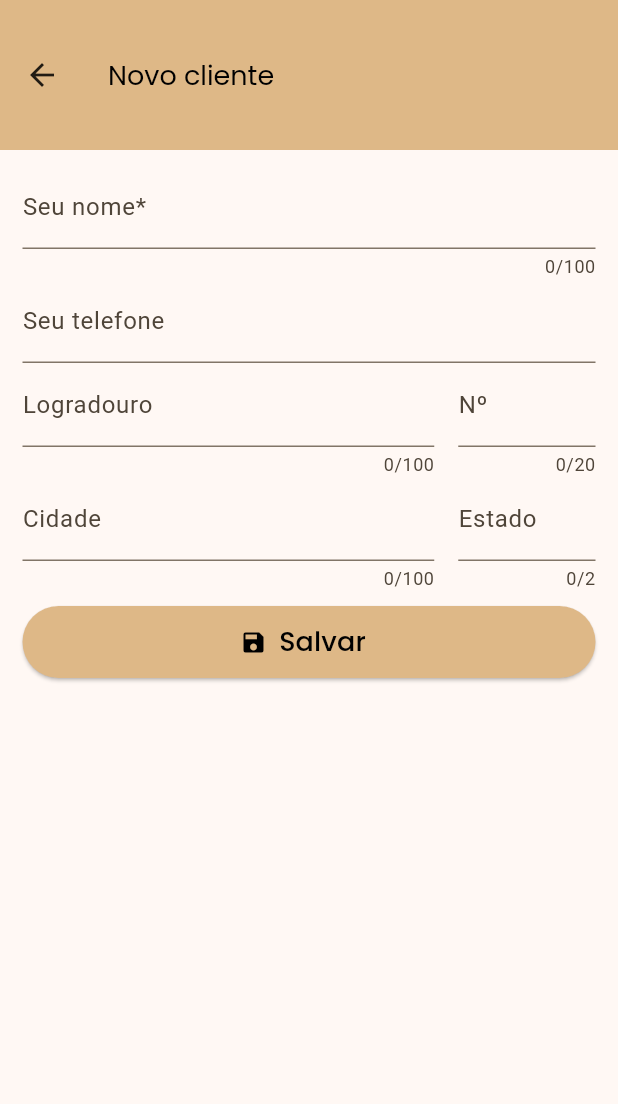
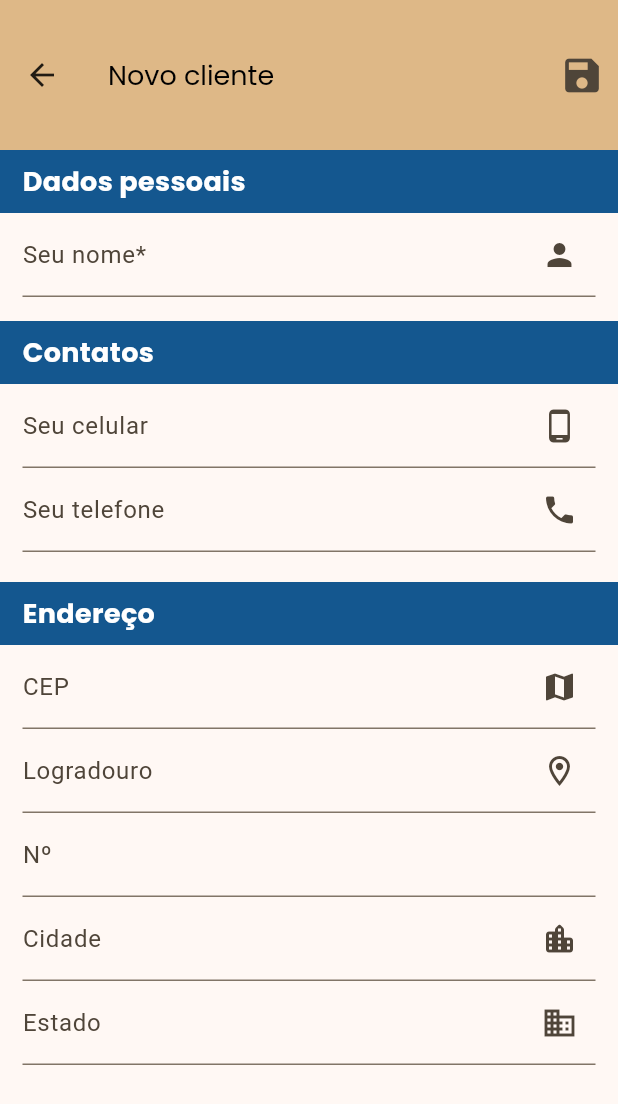
Before and after one commit to Jo-Analyst/js-budget, a Flutter app: the ClientListPage screen opened by its route, after a tap on the "person add alt 1" icon, on a phone screen of 412 x 824 dp. Shown: the top 1104 px of the screen. Run offline on Flutter 3.47's test engine with Material 3 defaults, Android fonts, the phone set to English and light mode, and no system bars; our stand-ins replace animated_text_kit, font_awesome_flutter, mask_text_input_formatter, sqflite; accounts and stored records are empty.

Commit message:
alterado a tela de clientes

```diff
--- a/lib/src/models/client_model.dart
+++ b/lib/src/models/client_model.dart
@@ -10,13 +10,15 @@ class ClientModel {
   ClientModel({
     this.id = 0,
     required this.name,
-    this.phone,
+    this.telePhone,
+    this.cellPhone,
     this.address,
   });
 
   final int id;
   final String name;
-  final String? phone;
+  final String? telePhone;
+  final String? cellPhone;
   final AddressModel? address;
 
   factory ClientModel.fromJson(Map<String, dynamic> json) =>
--- a/lib/src/pages/client/client_detail_page.dart
+++ b/lib/src/pages/client/client_detail_page.dart
@@ -1,7 +1,6 @@
 import 'package:flutter/material.dart';
 import 'package:js_budget/src/pages/client/widgets/row_data_widget.dart';
 import 'package:js_budget/src/pages/menu/widgets/custom_expansion_tile.dart';
-import 'package:js_budget/src/themes/light_theme.dart';
 
 class ClientDetailPage extends StatelessWidget {
   const ClientDetailPage({super.key});
--- a/lib/src/pages/client/client_form_controller.dart
+++ b/lib/src/pages/client/client_form_controller.dart
@@ -3,7 +3,8 @@ import 'package:js_budget/src/pages/client/client_registration_page.dart';
 
 mixin ClientFormController on State<ClientRegistrationPage> {
   final nameEC = TextEditingController();
-  final phoneEC = TextEditingController();
+  final telePhoneEC = TextEditingController();
+  final cellPhoneEC = TextEditingController();
   final streetAddressEC = TextEditingController();
   final numberAddressEC = TextEditingController();
   final cityEC = TextEditingController();
@@ -11,7 +12,8 @@ mixin ClientFormController on State<ClientRegistrationPage> {
 
   void disposeForm() {
     nameEC.dispose();
-    phoneEC.dispose();
+    telePhoneEC.dispose();
+    cellPhoneEC.dispose();
     streetAddressEC.dispose();
     numberAddressEC.dispose();
     cityEC.dispose();
--- a/lib/src/pages/client/client_registration_page.dart
+++ b/lib/src/pages/client/client_registration_page.dart
@@ -1,7 +1,7 @@
 import 'package:flutter/material.dart';
 import 'package:flutter/services.dart';
 import 'package:js_budget/src/pages/client/client_form_controller.dart';
-import 'package:js_budget/src/themes/light_theme.dart';
+import 'package:js_budget/src/pages/client/widgets/form_details.dart';
 import 'package:js_budget/src/utils/upper_case_text_formatter.dart';
 import 'package:mask_text_input_formatter/mask_text_input_formatter.dart';
 
@@ -23,108 +23,121 @@ class _ClientRegistrationPageState extends State<ClientRegistrationPage>
   @override
   Widget build(BuildContext context) {
     return Scaffold(
-      appBar: AppBar(
-        title: const Text('Novo cliente'),
+      appBar: AppBar(title: const Text('Novo cliente'), actions: [
+        IconButton(
+          onPressed: () {},
+          icon: const Icon(
+            Icons.save,
+            size: 30,
           ),
+        )
+      ]),
       body: SingleChildScrollView(
-        child: Padding(
-          padding: const EdgeInsets.symmetric(vertical: 10, horizontal: 15),
         child: Column(
           crossAxisAlignment: CrossAxisAlignment.stretch,
+          children: [
+            FormDetails(
+              title: 'Dados pessoais',
               children: [
                 TextFormField(
                   controller: nameEC,
                   onTapOutside: (_) => FocusScope.of(context).unfocus(),
                   keyboardType: TextInputType.name,
-                maxLength: 100,
                   textCapitalization: TextCapitalization.words,
-                decoration: const InputDecoration(labelText: 'Seu nome*'),
+                  decoration: const InputDecoration(
+                    labelText: 'Seu nome*',
+                    suffixIcon: Icon(Icons.person),
+                  ),
                   inputFormatters: [
                     FilteringTextInputFormatter.allow(
                       RegExp('[a-zA-ZáéíóúÁÉÍÓÚâêîôûÂÊÎÔÛãõÃÕçÇ ]'),
                     ),
                   ],
+                )
+              ],
             ),
+            const SizedBox(height: 16),
+            FormDetails(
+              title: 'Contatos',
+              children: [
                 TextFormField(
-                controller: phoneEC,
+                  controller: cellPhoneEC,
                   onTapOutside: (_) => FocusScope.of(context).unfocus(),
                   keyboardType: TextInputType.phone,
-                decoration: const InputDecoration(labelText: 'Seu telefone'),
+                  decoration: const InputDecoration(
+                    labelText: 'Seu celular',
+                    suffixIcon: Icon(Icons.phone_android),
+                  ),
                   inputFormatters: [
                     MaskTextInputFormatter(mask: '(##) # ####-####'),
                   ],
                 ),
-              Row(
+                TextFormField(
+                  controller: telePhoneEC,
+                  onTapOutside: (_) => FocusScope.of(context).unfocus(),
+                  keyboardType: TextInputType.phone,
+                  decoration: const InputDecoration(
+                    labelText: 'Seu telefone',
+                    suffixIcon: Icon(Icons.phone),
+                  ),
+                  inputFormatters: [
+                    MaskTextInputFormatter(mask: '(##) ####-####'),
+                  ],
+                )
+              ],
+            ),
+            const SizedBox(height: 20),
+            FormDetails(
+              title: 'Endereço',
               children: [
-                  Expanded(
-                    flex: 3,
-                    child: TextFormField(
+                TextFormField(
                   controller: streetAddressEC,
                   onTapOutside: (_) => FocusScope.of(context).unfocus(),
-                      maxLength: 100,
                   keyboardType: TextInputType.streetAddress,
-                      decoration:
-                          const InputDecoration(labelText: 'Logradouro'),
+                  decoration: const InputDecoration(
+                    labelText: 'CEP',
+                    suffixIcon: Icon(Icons.map),
+                  ),
+                  inputFormatters: [
+                    MaskTextInputFormatter(mask: '##.###-###'),
+                  ],
+                ),
+                TextFormField(
+                  controller: streetAddressEC,
+                  onTapOutside: (_) => FocusScope.of(context).unfocus(),
+                  keyboardType: TextInputType.streetAddress,
+                  decoration: const InputDecoration(
+                    labelText: 'Logradouro',
+                    suffixIcon: Icon(Icons.location_on_outlined),
                   ),
                 ),
-                  const SizedBox(width: 16),
-                  Expanded(
-                    flex: 1,
-                    child: TextFormField(
+                TextFormField(
                   controller: numberAddressEC,
                   onTapOutside: (_) => FocusScope.of(context).unfocus(),
-                      maxLength: 20,
                   keyboardType: TextInputType.number,
                   inputFormatters: [FilteringTextInputFormatter.digitsOnly],
                   decoration: const InputDecoration(labelText: 'Nº'),
                 ),
-                  ),
-                ],
-              ),
-              Row(
-                children: [
-                  Expanded(
-                    flex: 3,
-                    child: TextFormField(
+                TextFormField(
                   controller: cityEC,
                   onTapOutside: (_) => FocusScope.of(context).unfocus(),
-                      maxLength: 100,
-                      decoration: const InputDecoration(labelText: 'Cidade'),
+                  decoration: const InputDecoration(
+                    labelText: 'Cidade',
+                    suffixIcon: Icon(Icons.location_city_rounded),
                   ),
                 ),
-                  const SizedBox(width: 16),
-                  Expanded(
-                    flex: 1,
-                    child: TextFormField(
+                TextFormField(
                   controller: stateEC,
                   onTapOutside: (_) => FocusScope.of(context).unfocus(),
-                      maxLength: 2,
                   inputFormatters: [UpperCaseTextFormatter()],
-                      decoration: const InputDecoration(labelText: 'Estado'),
+                  decoration: const InputDecoration(
+                    labelText: 'Estado',
+                    suffixIcon: Icon(Icons.business),
                   ),
                 ),
               ],
             ),
-              Container(
-                margin: const EdgeInsets.only(top: 10),
-                height: 48,
-                child: ElevatedButton.icon(
-                  style: ElevatedButton.styleFrom(
-                    backgroundColor: Theme.of(context).primaryColor,
-                  ),
-                  onPressed: () {},
-                  icon: const Icon(
-                    Icons.save,
-                    color: Colors.black,
-                  ),
-                  label: const Text(
-                    'Salvar',
-                    style: textStyleSmallDefault,
-                  ),
-                ),
-              )
           ],
-          ),
         ),
       ),
     );
--- a/lib/src/pages/client/clients_list_page.dart
+++ b/lib/src/pages/client/clients_list_page.dart
@@ -12,12 +12,12 @@
 //   final List<ClientModel> clients = [
 //     ClientModel(
 //       name: 'João',
-//       phone: '123456789',
+//       cellPhone: '123456789',
 //
 //     ),
 //     ClientModel(
 //       name: 'Maria',
-//       phone: '987654321',
+//       cellPhone: '987654321',
 //
 //     ),
 //     // Adicione mais clientes aqui
@@ -53,7 +53,7 @@
 //                       client.name.toLowerCase().contains(search.toLowerCase()))
 //                   .map((client) => ListTile(
 //                         title: Text(client.name),
-//                         subtitle: Text(client.phone ?? ''),
+//                         subtitle: Text(client.cellPhone ?? ''),
 //                       ))
 //                   .toList(),
 //             ),
@@ -79,35 +79,35 @@ class _ClientListPageState extends State<ClientListPage> {
   final List<ClientModel> clients = [
     ClientModel(
       name: 'João',
-      phone: '123456789',
+      cellPhone: '123456789',
     ),
     ClientModel(
       name: 'Maria',
-      phone: '987654321',
+      cellPhone: '987654321',
     ),
     ClientModel(
       name: 'Joelmir Rogério Carvalho',
-      phone: '(99) 99999-9999',
+      cellPhone: '(99) 99999-9999',
     ),
     ClientModel(
       name: 'Valdirene Aparecida Ferreira',
-      phone: '(99) 99999-9999',
+      cellPhone: '(99) 99999-9999',
     ),
     ClientModel(
       name: 'Joelmir Rogério Carvalho',
-      phone: '(99) 99999-9999',
+      cellPhone: '(99) 99999-9999',
     ),
     ClientModel(
       name: 'Valdirene Aparecida Ferreira',
-      phone: '(99) 99999-9999',
+      cellPhone: '(99) 99999-9999',
     ),
     ClientModel(
       name: 'Joelmir Rogério Carvalho',
-      phone: '(99) 99999-9999',
+      cellPhone: '(99) 99999-9999',
     ),
     ClientModel(
       name: 'Valdirene Aparecida Ferreira',
-      phone: '(99) 99999-9999',
+      cellPhone: '(99) 99999-9999',
     ),
     // Adicione mais clientes aqui
   ];
@@ -129,15 +129,17 @@ class _ClientListPageState extends State<ClientListPage> {
         actions: [
           IconButton(
             onPressed: () {},
+            tooltip: 'Importar contatos',
             icon: const Icon(
-              Icons.contacts_outlined,
-              size: 30,
+              Icons.contacts,
+              size: 27,
             ),
           ),
           IconButton(
             onPressed: () {
               Navigator.of(context).pushNamed('/register-client');
             },
+            tooltip: "Novo Cliente",
             icon: const Icon(
               Icons.person_add_alt_1,
               size: 30,
@@ -220,7 +222,7 @@ class _ClientListPageState extends State<ClientListPage> {
                                     style: textStyleSmallDefault,
                                   ),
                                   subtitle: Text(
-                                    client.phone ?? '',
+                                    client.cellPhone ?? '',
                                     style: TextStyle(
                                       fontSize: textStyleSmallDefault.fontSize,
                                     ),
--- /dev/null
+++ b/lib/src/pages/client/widgets/form_details.dart
@@ -0,0 +1,45 @@
+// ignore_for_file: public_member_api_docs, sort_constructors_first
+import 'package:flutter/material.dart';
+
+import 'package:js_budget/src/themes/light_theme.dart';
+
+class FormDetails extends StatelessWidget {
+  final String title;
+  final List<Widget> children;
+  const FormDetails({
+    Key? key,
+    required this.title,
+    required this.children,
+  }) : super(key: key);
+
+  @override
+  Widget build(BuildContext context) {
+    return Column(
+      crossAxisAlignment: CrossAxisAlignment.stretch,
+      children: [
+        Container(
+          padding: const EdgeInsets.symmetric(
+            vertical: 8,
+            horizontal: 15,
+          ),
+          color: const Color.fromARGB(255, 20, 87, 143),
+          child: Text(
+            title,
+            style: TextStyle(
+              fontFamily: textStyleSmallDefault.fontFamily,
+              fontSize: textStyleSmallDefault.fontSize,
+              fontWeight: textStyleSmallFontWeight.fontWeight,
+              color: Colors.white,
+            ),
+          ),
+        ),
+        Padding(
+          padding: const EdgeInsets.symmetric(horizontal: 15),
+          child: Column(
+            children: children,
+          ),
+        ),
+      ],
+    );
+  }
+}
--- a/lib/src/pages/menu/menu_page.dart
+++ b/lib/src/pages/menu/menu_page.dart
@@ -72,6 +72,10 @@ class MenuPage extends StatelessWidget {
               title: 'Outras opçoes',
               children: [
                 ListTileIcon(
+                  icon: Icons.account_circle,
+                  title: 'Perfil',
+                ),
+                ListTileIcon(
                   icon: Icons.backup_table_rounded,
                   title: 'Backup',
                 ),
```
Also changed, not shown: lib/src/models/client_model.g.dart. Lines whose indentation alone changed are shown as unchanged.
